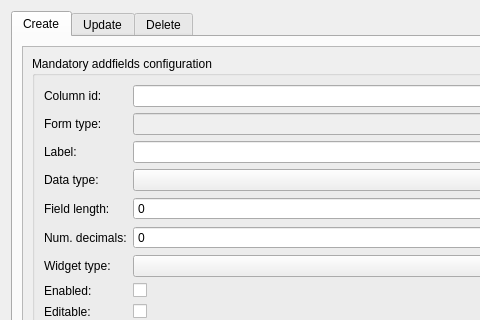
Qt form ui/main_addfields.ui (Giswater/giswater_qgis_plugin) before a commit; both pictures show x 0 to 480 and y 0 to 320 of the 638 by 883 pixel window.
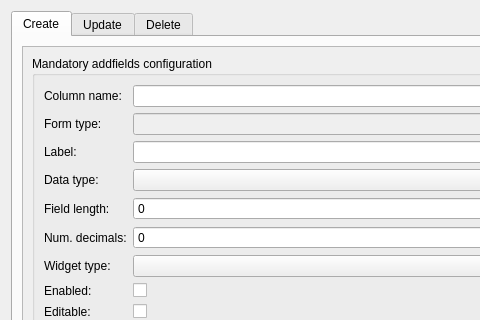
The same form after that commit.

Commit message: UI - main addfields rename widgets

What changed in the file:
```diff
--- a/ui/main_addfields.ui
+++ b/ui/main_addfields.ui
@@ -65,8 +65,8 @@
            <rect>
             <x>0</x>
             <y>0</y>
-            <width>577</width>
-            <height>1120</height>
+            <width>565</width>
+            <height>1328</height>
            </rect>
           </property>
           <layout class="QVBoxLayout" name="verticalLayout">
@@ -188,7 +188,7 @@
                 <item row="0" column="0">
                  <widget class="QLabel" name="lbl_column_id">
                   <property name="text">
-                   <string>Column id:</string>
+                   <string>Column name:</string>
                   </property>
                  </widget>
                 </item>
```
Left out of the diff: 2 changed lines with no effect on the pictures.
